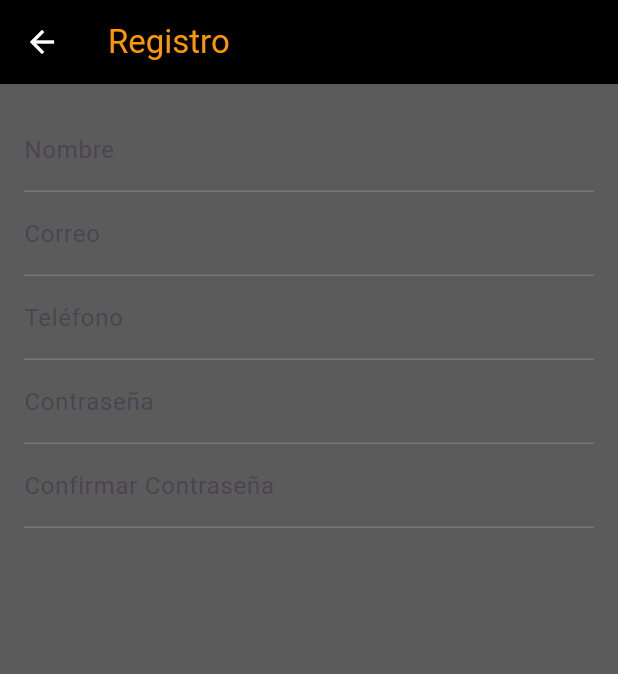
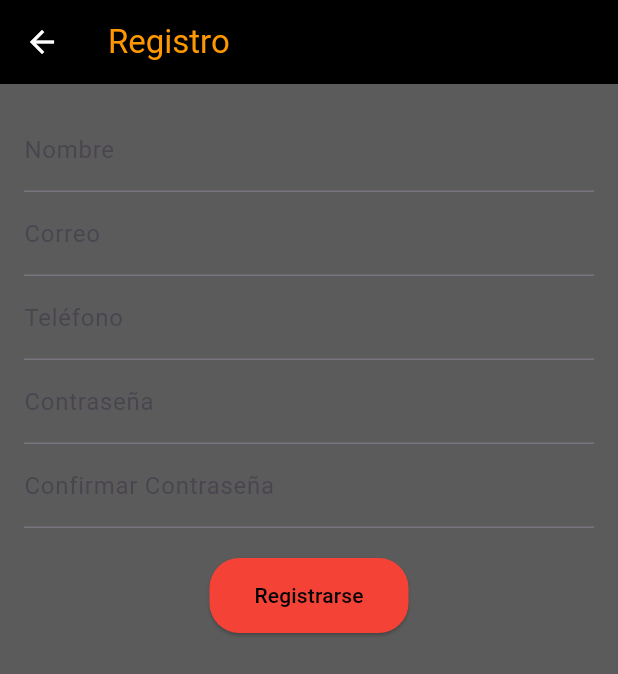
Before and after one commit to Garchucrack/tarea2.1Lenguajes, a Flutter app: the RegisterScreen screen opened directly, on a phone screen of 412 x 824 dp. Shown: the top 674 px of the screen. Run offline on Flutter 3.47's test engine with Material 3 defaults, Android fonts, the phone set to English and light mode, and no system bars; our stand-ins replace google_fonts.

Commit message:
Crear un ElevatedButton Registarse  que llama al metodo _register para validar el formulario y registrar si todos los campos de texto son correctos en el register_screen

```diff
--- a/lib/register_screen.dart
+++ b/lib/register_screen.dart
@@ -106,8 +106,11 @@ class _RegisterScreenState extends State<RegisterScreen> {
                   return null;
                 },
               ),
-
-
+              SizedBox(height: 20),
+              ElevatedButton(
+                onPressed: _register,
+                child: Text('Registrarse'),
+              ),
             ],
           ),
         ),
```
